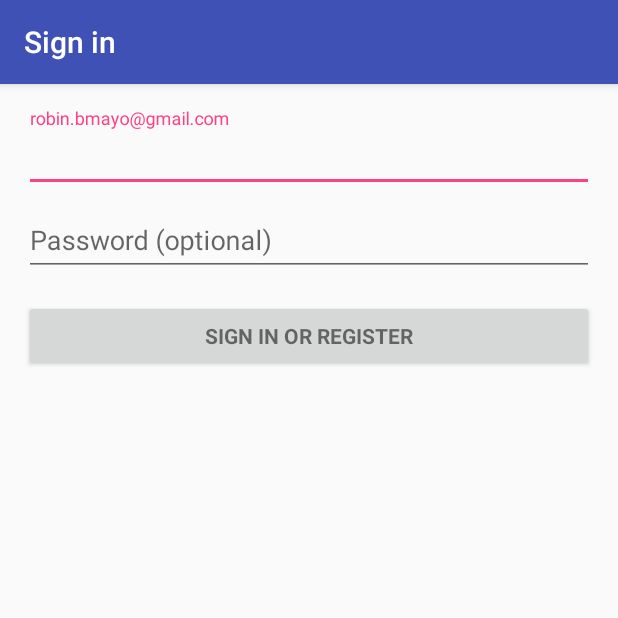
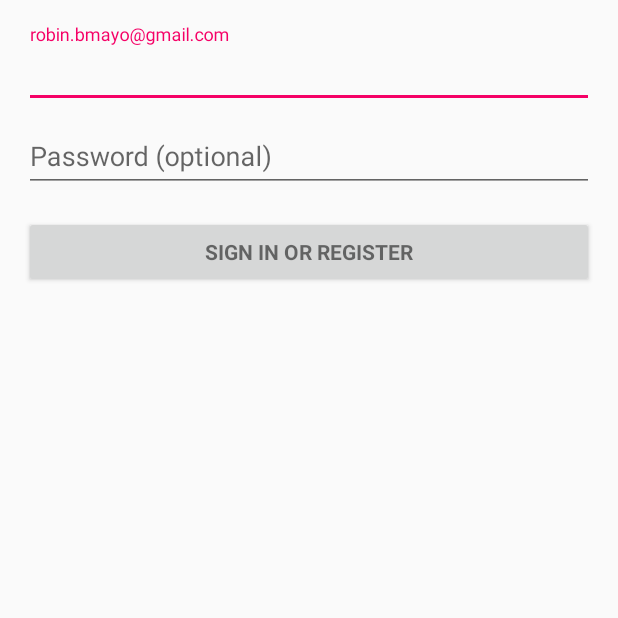
Before and after one commit to RobinMayo/PPM_Android, an Android app: the ProfileActivity screen opened directly, with no data from a screen before it, on a phone screen of 412 x 824 dp, the top half of it. Run offline under Robolectric (Android 15) with nearby library versions, the phone set to English and light mode, and no system bars; 2 statements that could not run were skipped.

Commit message:
New style for the application.

```diff
--- a/app/src/main/res/values/colors.xml
+++ b/app/src/main/res/values/colors.xml
@@ -3,4 +3,6 @@
     <color name="colorPrimary">#3F51B5</color>
     <color name="colorPrimaryDark">#303F9F</color>
     <color name="colorAccent">#FF4081</color>
+    <color name="accent_material_light">#f50066</color>
+    <color name="primary_dark_material_light">#1a4532</color>
 </resources>
--- a/app/src/main/res/values/styles.xml
+++ b/app/src/main/res/values/styles.xml
@@ -1,11 +1,9 @@
 <resources>
 
     <!-- Base application theme. -->
-    <style name="AppTheme" parent="Theme.AppCompat.Light.DarkActionBar">
-        <!-- Customize your theme here. -->
-        <item name="colorPrimary">@color/colorPrimary</item>
-        <item name="colorPrimaryDark">@color/colorPrimaryDark</item>
-        <item name="colorAccent">@color/colorAccent</item>
+    <style name="AppTheme" parent="CrossingRoadsGreenTheme">
     </style>
 
+    <style name="CrossingRoadsGreenTheme" parent="Theme.AppCompat.Light.NoActionBar" ></style>
+
 </resources>
```
